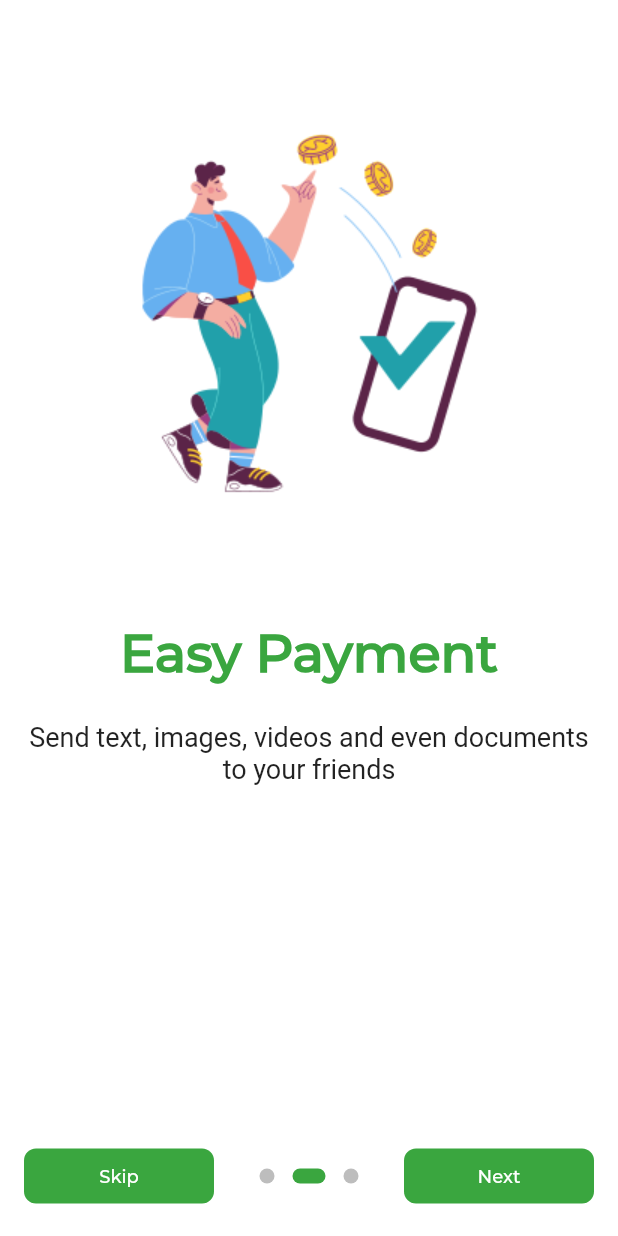
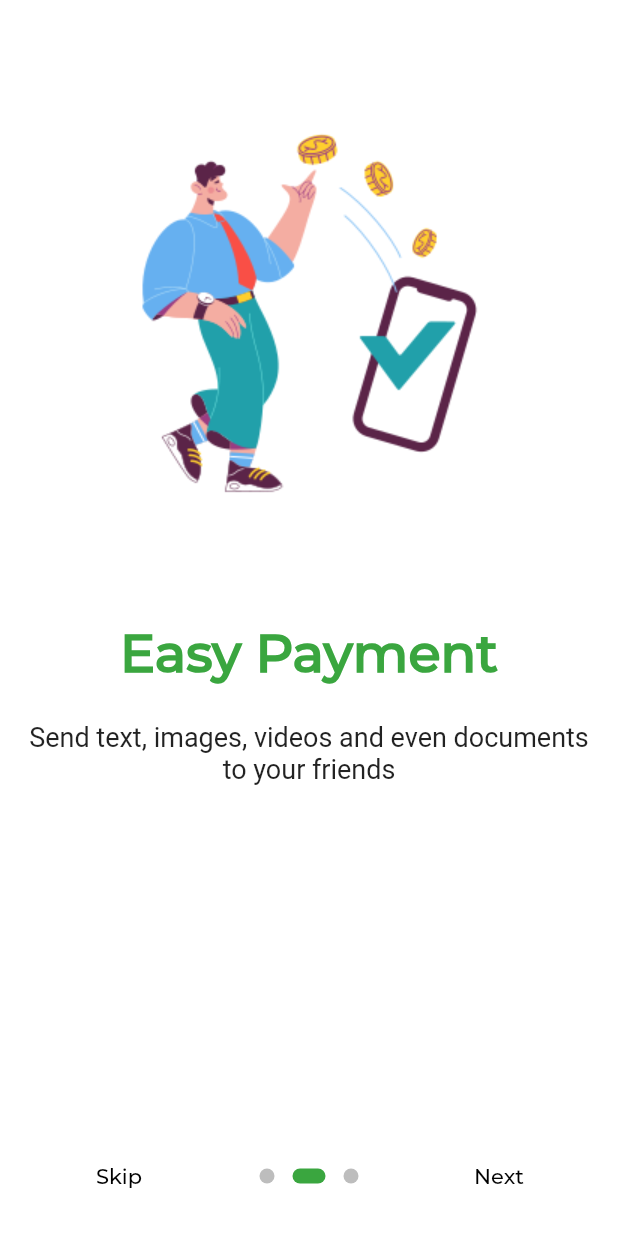
Before and after one commit to mahdinaghikhanii/food_app, a Flutter app: the screen it shows after launch, swiped to page 2, on a phone screen of 412 x 824 dp. Run offline on Flutter 3.47's test engine with Material 2 defaults, Android fonts, the light colour scheme and no system bars; drawn by our look-alikes of introduction_screen; our stand-ins replace cloud_firestore, firebase_auth, firebase_core, google_sign_in, lottie, shared_preferences; accounts and stored records are empty; project files that could hold a hidden picture were left out.

Commit message:
fixed problems

```diff
--- a/lib/main.dart
+++ b/lib/main.dart
@@ -1,7 +1,8 @@
-import 'package:firebase_auth/firebase_auth.dart';
 import 'package:flutter/material.dart';
 
 import 'package:firebase_core/firebase_core.dart' show Firebase;
+import 'package:food_firebase/provider/validation/register_validation.dart';
+import 'package:provider/provider.dart';
 import 'pages/onboard_page.dart';
 import 'theme/config_theme.dart';
 
@@ -17,14 +18,16 @@ class MyApp extends StatelessWidget {
   const MyApp({super.key});
   @override
   Widget build(BuildContext context) {
-    return MaterialApp(
-        debugShowCheckedModeBanner: false,
-        title: 'Flutter Demo',
-        theme: ConfigTheme().themeData(),
-        home: StreamBuilder(
-            stream: FirebaseAuth.instance.authStateChanges(),
-            builder: (context, snapshot) {
-              return const OnBoardPage();
-            }));
+    return MultiProvider(
+      providers: [
+        ChangeNotifierProvider<RegisterValidation>(
+            create: (context) => RegisterValidation())
+      ],
+      child: MaterialApp(
+          debugShowCheckedModeBanner: false,
+          title: 'Flutter Demo',
+          theme: ConfigTheme().themeData(),
+          home: const OnBoardPage()),
+    );
   }
 }
--- a/lib/pages/onboard_page.dart
+++ b/lib/pages/onboard_page.dart
@@ -17,14 +17,10 @@ class OnBoardPage extends StatelessWidget {
       done: Padding(
         padding: const EdgeInsets.all(8.0),
         child: Text('done',
-            style:
-                context.textStyle.labelMedium!.copyWith(color: Colors.white)),
+            style: context.textStyle.labelMedium!
+                .copyWith(color: Colors.black, fontSize: 14)),
       ),
 
-      doneStyle: ButtonStyle(
-        backgroundColor:
-            MaterialStateProperty.all<Color>(const Color(0xFF3AA63F)),
-      ),
       //doneStyle: ButtonStyle(),
 
       //rtl: true, // Display as right-to-left
@@ -39,16 +35,13 @@ class OnBoardPage extends StatelessWidget {
         padding: const EdgeInsets.all(8.0),
         child: Text(
           "Next",
-          style: context.textStyle.labelMedium!.copyWith(color: Colors.white),
+          style: context.textStyle.labelMedium!
+              .copyWith(color: Colors.black, fontSize: 14),
         ),
       ),
-      nextStyle: ButtonStyle(
-          backgroundColor:
-              MaterialStateProperty.all<Color>(const Color(0xFF3AA63F))),
 
       skipStyle: ButtonStyle(
-          backgroundColor:
-              MaterialStateProperty.all<Color>(const Color(0xFF3AA63F))),
+          backgroundColor: MaterialStateProperty.all<Color>(Colors.white)),
       showNextButton: true,
       dotsDecorator: const DotsDecorator(
         size: Size(10.0, 10.0),
@@ -67,7 +60,8 @@ class OnBoardPage extends StatelessWidget {
         padding: const EdgeInsets.all(8.0),
         child: Text(
           'Skip',
-          style: context.textStyle.labelMedium!.copyWith(color: Colors.white),
+          style: context.textStyle.labelMedium!
+              .copyWith(color: Colors.black, fontSize: 14),
         ),
       ),
       pages: [
```
Also changed, not shown: lib/module/widgets.dart (+7 -7 lines), lib/pages/auth/login_page.dart (+12 -14 lines), lib/pages/auth/register_page.dart (+47 -22 lines), lib/provider/validation/register_validation.dart (+38 -6 lines).
